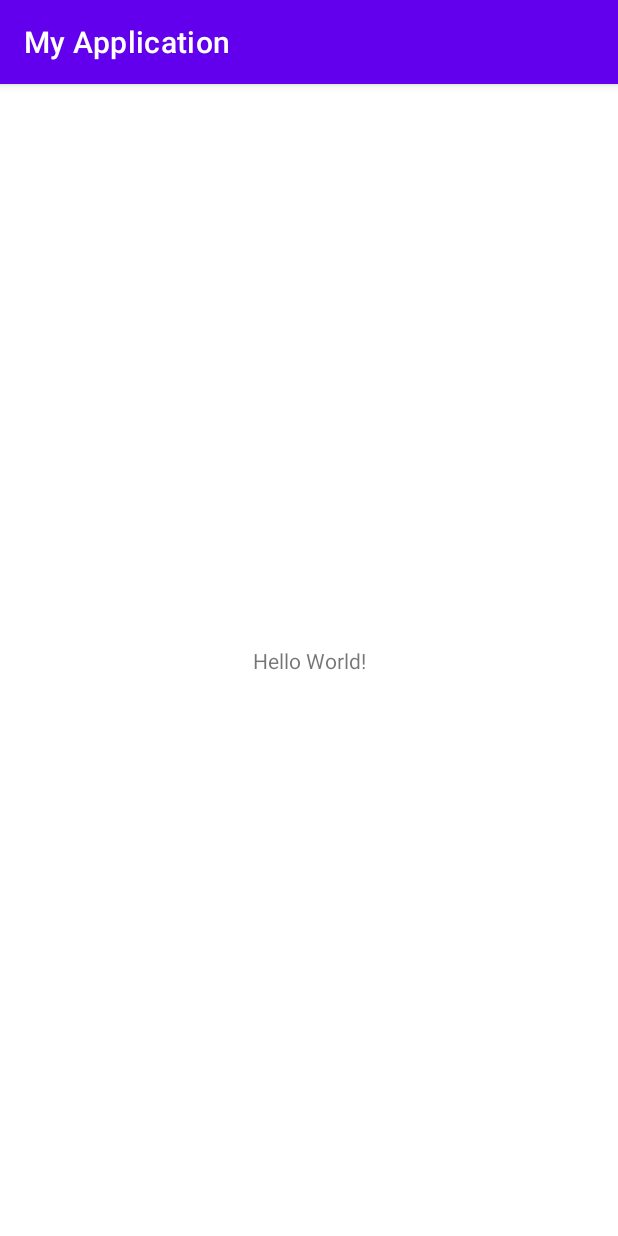
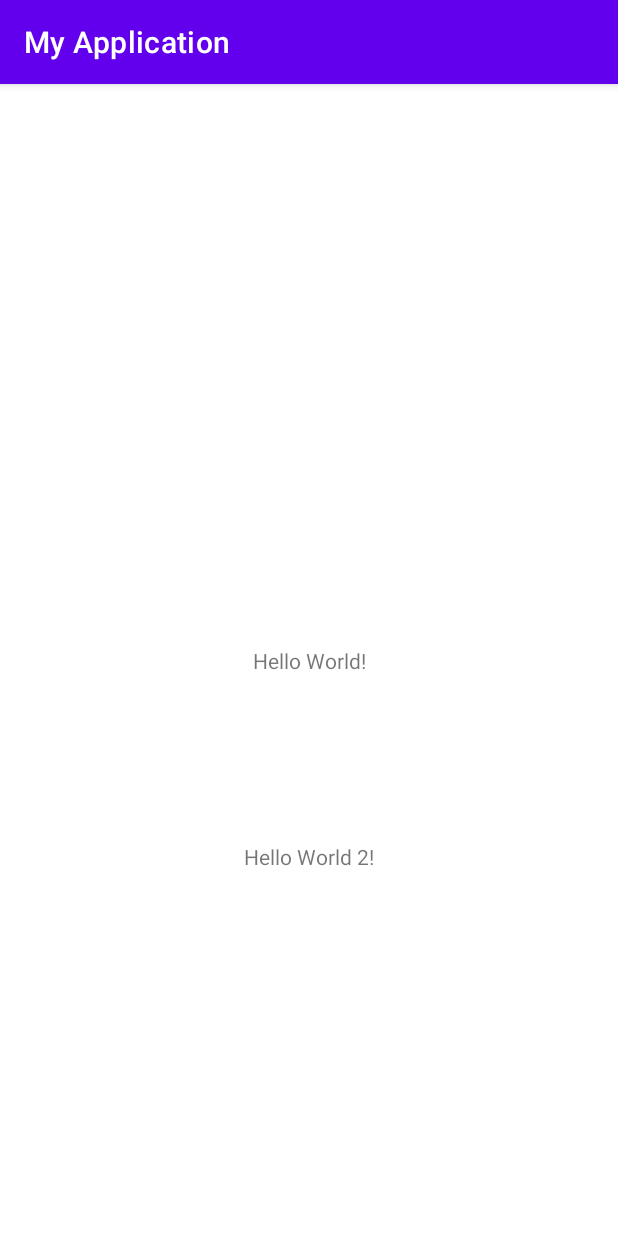
Before and after one commit to ShahSavier/My_application_test, an Android app: the screen it shows after launch (MainActivity), on a phone screen of 412 x 824 dp. Run offline under Robolectric (Android 15) with nearby library versions, the phone set to English and light mode, and no system bars.

Commit message:
added new textview

```diff
--- a/app/src/main/res/layout/activity_main.xml
+++ b/app/src/main/res/layout/activity_main.xml
@@ -15,4 +15,14 @@
         app:layout_constraintRight_toRightOf="parent"
         app:layout_constraintTop_toTopOf="parent" />
 
+    <TextView
+        android:layout_width="wrap_content"
+        android:layout_height="wrap_content"
+        android:text="Hello World 2!"
+        app:layout_constraintBottom_toBottomOf="parent"
+        app:layout_constraintLeft_toLeftOf="parent"
+        app:layout_constraintRight_toRightOf="parent"
+        app:layout_constraintTop_toTopOf="parent"
+        app:layout_constraintVertical_bias="0.675" />
+
 </androidx.constraintlayout.widget.ConstraintLayout>
```
